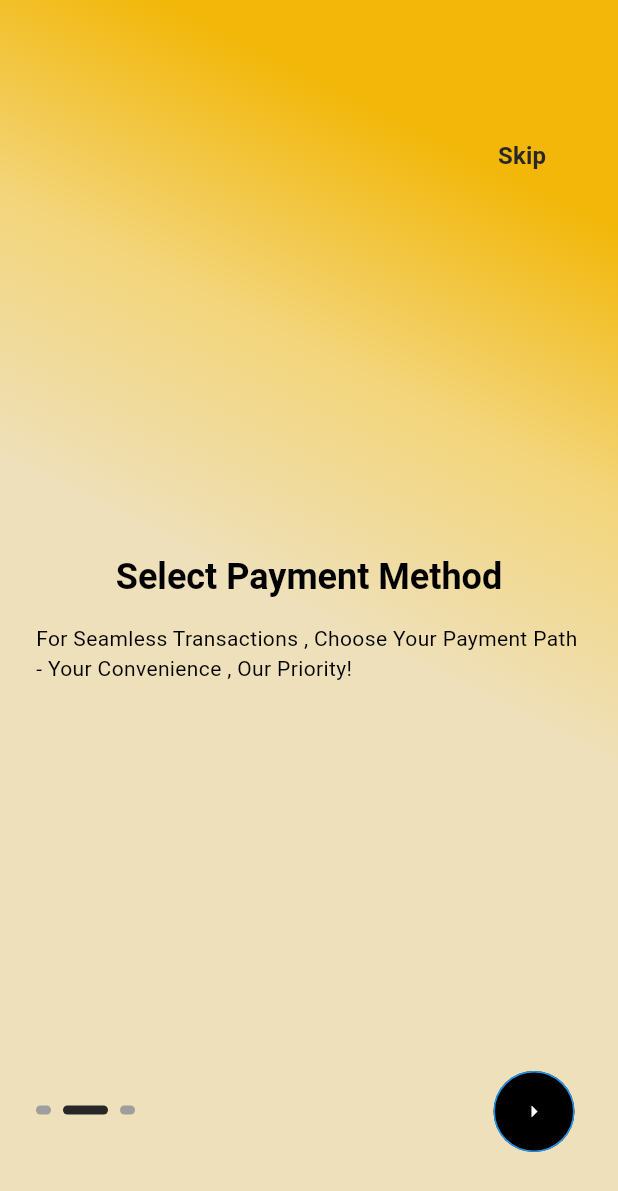
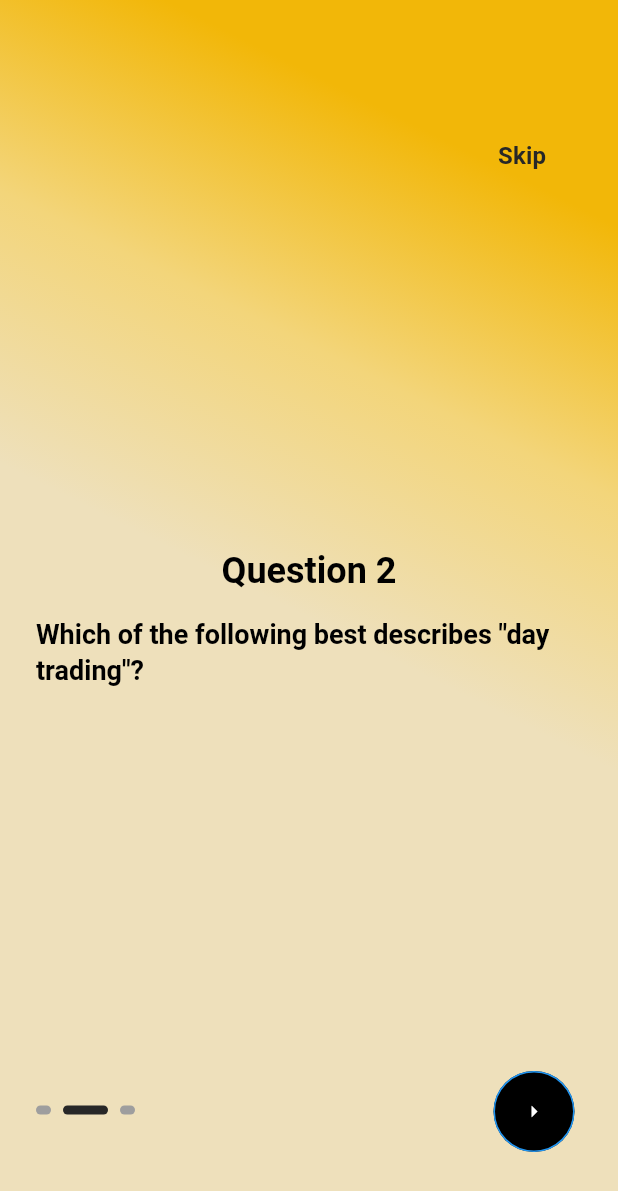
Before and after one commit to Vaishnavi-N-R/simulator, a Flutter app: the screen it shows after launch, swiped to page 2, on a phone screen of 412 x 824 dp. Shown: the top 1191 px of the screen. Run offline on Flutter 3.47's test engine with Material 3 defaults, Android fonts, the phone set to English and light mode, and no system bars; drawn by our look-alikes of smooth_page_indicator; our stand-ins replace animated_splash_screen, get, lottie; Roboto replaces fonts that are missing (Poppins); project files that could hold a hidden picture were left out.

Commit message:
pushing towards origin 2

```diff
--- a/lib/constants/text_strings.dart
+++ b/lib/constants/text_strings.dart
@@ -1,12 +1,12 @@
 class TTexts {
 
-  static const String onBoardingTitle1 = "Choose your product";
-  static const String onBoardingTitle2 = "Select Payment Method";
-  static const String onBoardingTitle3 = "Deliver at your doorstep";
+  static const String onBoardingTitle1 = "Question 1";
+  static const String onBoardingTitle2 = "Question 2";
+  static const String onBoardingTitle3 = "Question 3";
 
-  static const String onBoardingSubTitle1 = "Welcome to a World of Limitless Choices - Your Perfect Product Awaits!";
-  static const String onBoardingSubTitle2 = "For Seamless Transactions , Choose Your Payment Path - Your Convenience , Our Priority!";
-  static const String onBoardingSubTitle3 = "From Our Doorstep to Yours - Swift , Secure, and Contactless Delivery!";
+  static const String onBoardingSubTitle1 = "What is a stock?";
+  static const String onBoardingSubTitle2 = "Which of the following best describes \"day trading\"?";
+  static const String onBoardingSubTitle3 = "What does \"bull market\" refer to?";
 
   static const String homeAppbarTitle = "Good Day for shopping";
   static const String homeAppbarSubTitle = "ABC";
--- a/lib/widgets/onboarding/onboarding_page.dart
+++ b/lib/widgets/onboarding/onboarding_page.dart
@@ -41,7 +41,7 @@ class OnBoardingPage extends StatelessWidget {
               height: TSizes.spaceBtwItems,
             ),
             Text(subTitle,
-                style: Theme.of(context).textTheme.bodyMedium,
+                style: Theme.of(context).textTheme.headlineSmall,
                 textAlign: TextAlign.left),
           ],
         ));
```
